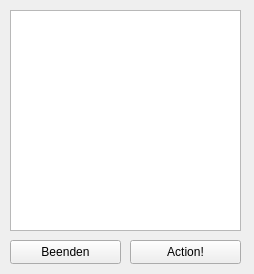
RSauerbrey/24ifa12bSensorMVC2, file widget.ui: the form before one commit.
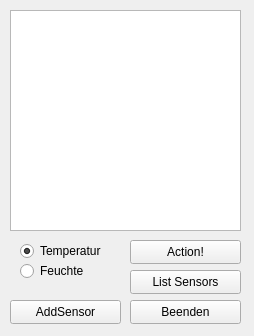
The form after the commit.

Commit message: MVC + Sensor Add + Sensor List

```diff
--- a/widget.ui
+++ b/widget.ui
@@ -7,7 +7,7 @@
     <x>0</x>
     <y>0</y>
     <width>254</width>
-    <height>274</height>
+    <height>336</height>
    </rect>
   </property>
   <property name="windowTitle">
@@ -16,8 +16,8 @@
   <widget class="QPushButton" name="btnBeenden">
    <property name="geometry">
     <rect>
-     <x>10</x>
-     <y>240</y>
+     <x>130</x>
+     <y>300</y>
      <width>111</width>
      <height>24</height>
     </rect>
@@ -49,6 +49,67 @@
     <string>Action!</string>
    </property>
   </widget>
+  <widget class="QPushButton" name="btnAddSensor">
+   <property name="geometry">
+    <rect>
+     <x>10</x>
+     <y>300</y>
+     <width>111</width>
+     <height>24</height>
+    </rect>
+   </property>
+   <property name="text">
+    <string>AddSensor</string>
+   </property>
+  </widget>
+  <widget class="QRadioButton" name="btnTemperatur">
+   <property name="geometry">
+    <rect>
+     <x>20</x>
+     <y>240</y>
+     <width>91</width>
+     <height>22</height>
+    </rect>
+   </property>
+   <property name="text">
+    <string>Temperatur</string>
+   </property>
+   <property name="checked">
+    <bool>true</bool>
+   </property>
+  </widget>
+  <widget class="QRadioButton" name="btnFeuchte">
+   <property name="enabled">
+    <bool>true</bool>
+   </property>
+   <property name="geometry">
+    <rect>
+     <x>20</x>
+     <y>260</y>
+     <width>91</width>
+     <height>22</height>
+    </rect>
+   </property>
+   <property name="text">
+    <string>Feuchte</string>
+   </property>
+   <property name="checked">
+    <bool>false</bool>
+   </property>
+  </widget>
+  <widget class="QPushButton" name="btnListSensors">
+   <property name="geometry">
+    <rect>
+     <x>130</x>
+     <y>270</y>
+     <width>111</width>
+     <height>24</height>
+    </rect>
+   </property>
+   <property name="text">
+    <string>List Sensors</string>
+   </property>
+  </widget>
  </widget>
  <resources/>
  <connections/>
```
The commit also changes 11 other files.
